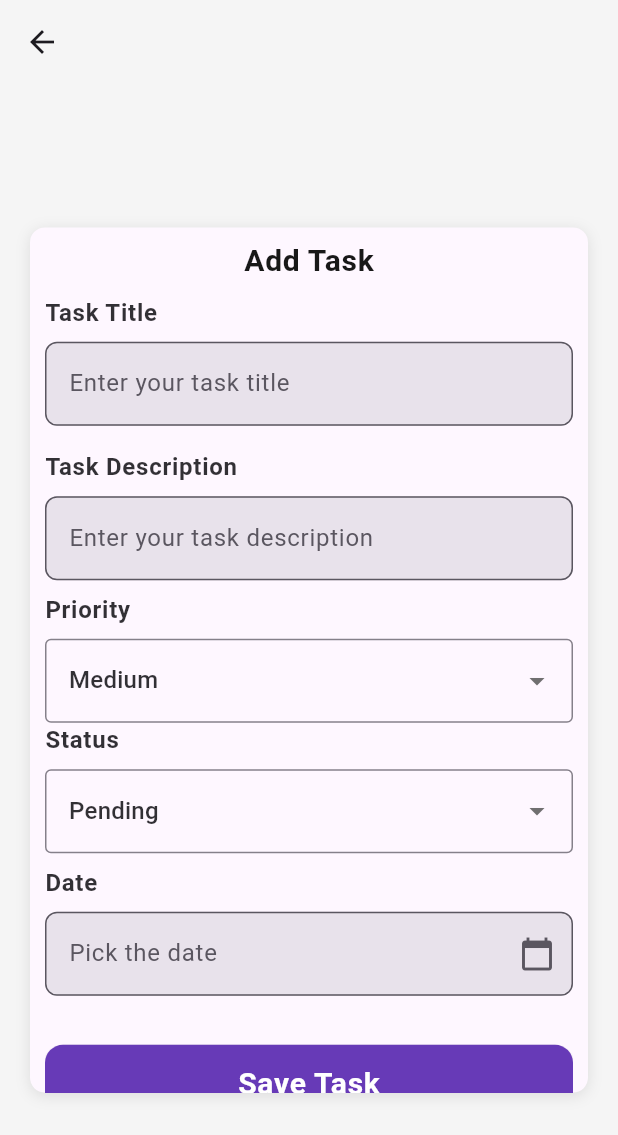
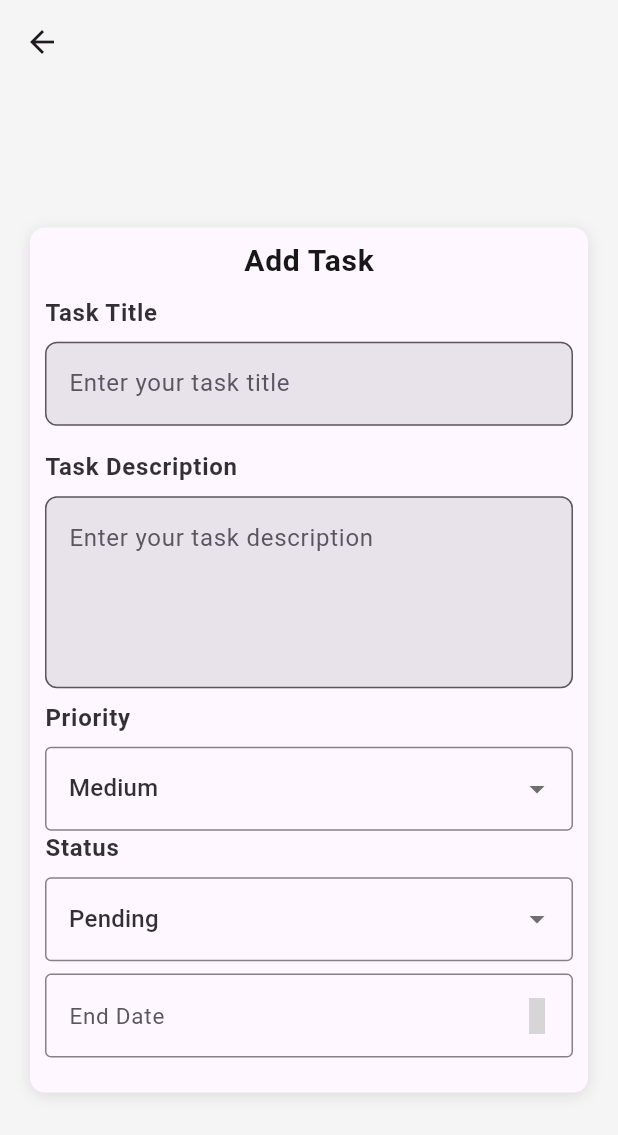
Before and after one commit to joesaniya/task_management, a Flutter app: the AddTaskScreen screen opened directly, on a phone screen of 412 x 824 dp. Shown: the top 1135 px of the screen. Run offline on Flutter 3.47's test engine with Material 3 defaults, Android fonts, the phone set to English and light mode, and no system bars; our stand-ins replace cloud_firestore, connectivity_plus, file_picker, firebase_core, google_fonts, iconsax and 3 more; accounts and stored records are empty; generated files the repository leaves out were written again; Roboto replaces fonts that are missing (Metrophobic); grey boxes are pictures that could not be loaded.

Commit message:
date fixed

```diff
--- a/lib/sreens/add_task_screen.dart
+++ b/lib/sreens/add_task_screen.dart
@@ -2,6 +2,7 @@ import 'dart:developer';
 
 import 'package:flutter/material.dart';
 import 'package:google_fonts/google_fonts.dart';
+import 'package:iconsax/iconsax.dart';
 import 'package:provider/provider.dart';
 import 'package:task1/widgets/custom_dropdown-widget.dart';
 import 'package:task1/widgets/custom_input_field.dart';
@@ -65,6 +66,7 @@ class _AddTaskScreenState extends State<AddTaskScreen> {
 
   void _saveTask() {
     if (_formKey.currentState!.validate()) {
+      log('Date:$_endDate');
       final task = Task(
         id: widget.task?.id ?? 0,
         title: _titleController.text,
@@ -148,6 +150,7 @@ class _AddTaskScreenState extends State<AddTaskScreen> {
                     label: 'Task Description',
                     hintText: 'Enter your task description',
                     controller: _descriptionController,
+                    maxLines: 4,
                     validator: (value) {
                       if (value == null || value.isEmpty) {
                         return 'Please enter a task description';
@@ -188,19 +191,22 @@ class _AddTaskScreenState extends State<AddTaskScreen> {
                       },
                     ),
                   ),
-                  CustomInputField(
+                  /* CustomInputField(
                     label: 'Date',
                     hintText: 'Pick the date',
                     controller: _endDateController,
                     isDatePicker: true,
                     onDateSelected: (date) {
-                      log('date picker');
+                      log('Date selected: $date');
                       _endDateController.text = date;
                     },
                     backgroundColor:
                         Theme.of(context).inputDecorationTheme.fillColor,
+                  ),*/
+                  SizedBox(
+                    height: MediaQuery.of(context).size.height * 0.01,
                   ),
-                  /*   AnimatedOpacity(
+                  AnimatedOpacity(
                     opacity: isAnimated ? 1.0 : 0.0,
                     duration: Duration(seconds: 1),
                     child: TextFormField(
@@ -227,7 +233,6 @@ class _AddTaskScreenState extends State<AddTaskScreen> {
                       ),
                     ),
                   ),
-               */
                   SizedBox(
                     height: MediaQuery.of(context).size.height * 0.03,
                   ),
```
Also changed, not shown: lib/widgets/custom_input_field.dart (+25 -0 lines).
